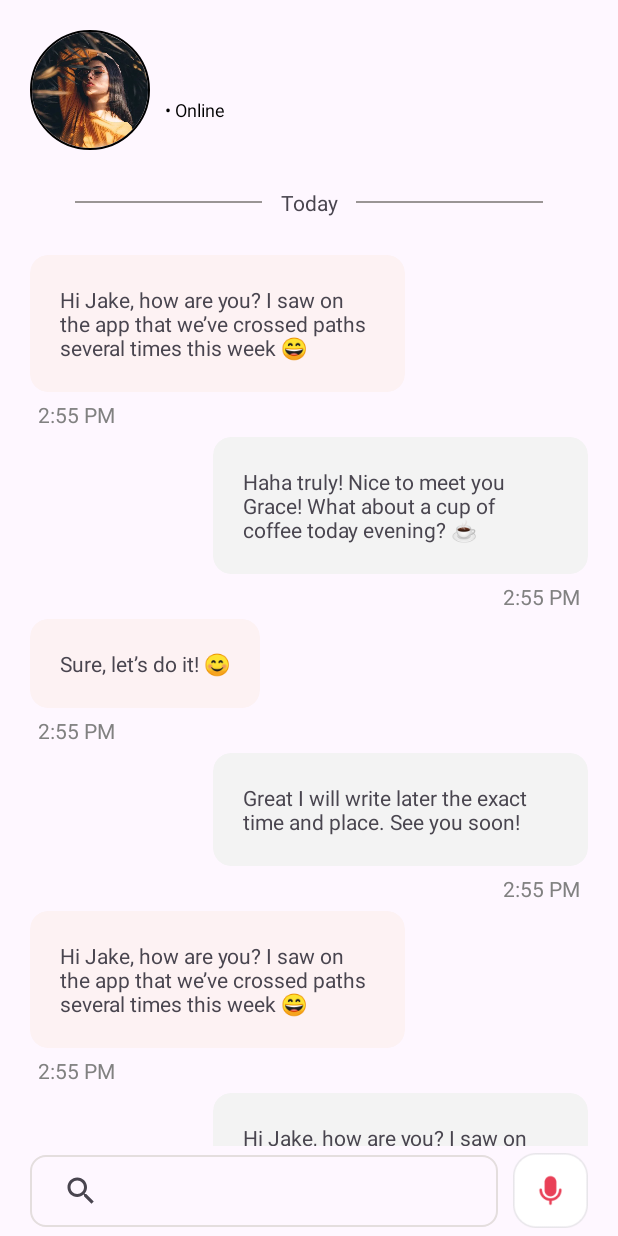
After one commit to Huzaifa-073/datingapp, an Android app: the ChatActivity screen opened directly, with no data from a screen before it, on a phone screen of 412 x 824 dp. The commit adds this screen. Run offline under Robolectric (Android 15) with nearby library versions, the phone set to English and light mode, and no system bars; our stand-ins replace CircleImageView.

Commit message:
user chats

```diff
--- a/app/build.gradle
+++ b/app/build.gradle
@@ -37,5 +37,6 @@ dependencies {
     androidTestImplementation 'androidx.test.ext:junit:1.1.5'
     androidTestImplementation 'androidx.test.espresso:espresso-core:3.5.1'
     implementation 'com.hbb20:ccp:2.5.3'
+    implementation 'de.hdodenhof:circleimageview:3.1.0'
 
 }
--- /dev/null
+++ b/app/src/main/java/com/example/dating/ChatActivity.java
@@ -0,0 +1,31 @@
+package com.example.dating;
+
+import androidx.appcompat.app.AppCompatActivity;
+
+import android.os.Bundle;
+import android.widget.ImageView;
+import android.widget.TextView;
+
+public class ChatActivity extends AppCompatActivity {
+
+    TextView textView;
+    ImageView imageView;
+    @Override
+    protected void onCreate(Bundle savedInstanceState) {
+        super.onCreate(savedInstanceState);
+        setContentView(R.layout.activity_chat);
+
+        textView=findViewById(R.id.profile_name);
+        imageView=findViewById(R.id.profile_image);
+
+        String name = getIntent().getStringExtra("NAME_KEY");
+        int imageResourceId = getIntent().getIntExtra("IMAGE_KEY", 0);
+        textView.setText(name);
+
+        if (imageResourceId != 0) {
+            imageView.setImageResource(imageResourceId);
+        }
+
+
+    }
+}
--- a/app/src/main/java/com/example/dating/MessageAdapter.java
+++ b/app/src/main/java/com/example/dating/MessageAdapter.java
@@ -5,6 +5,7 @@ import android.view.View;
 import android.view.ViewGroup;
 import android.widget.ImageView;
 import android.widget.TextView;
+
 import androidx.annotation.NonNull;
 import androidx.recyclerview.widget.RecyclerView;
 
@@ -31,6 +32,7 @@ public class MessageAdapter extends RecyclerView.Adapter<MessageAdapter.viewHold
         private TextView personName;
         private TextView personMessage;
         private TextView personTime;
+
         public viewHolder(@NonNull View itemView) {
             super(itemView);
             this.personImage = itemView.findViewById(R.id.image);
@@ -42,7 +44,7 @@ public class MessageAdapter extends RecyclerView.Adapter<MessageAdapter.viewHold
 
         @Override
         public void onClick(View view) {
-            if ( clickListener != null ) {
+            if (clickListener != null) {
                 clickListener.onClick(view, getAdapterPosition());
             }
         }
--- a/app/src/main/java/com/example/dating/Messages.java
+++ b/app/src/main/java/com/example/dating/Messages.java
@@ -1,5 +1,6 @@
 package com.example.dating;
 
+import android.content.Intent;
 import android.os.Bundle;
 
 import androidx.fragment.app.Fragment;
@@ -27,7 +28,7 @@ public class Messages extends Fragment implements MessageClickListener {
         searchView = view.findViewById(R.id.searchView);
 
         dataModels = new ArrayList<>();
-        dataModels.add(new MessagesModel(R.drawable.girl, "Olivia","Typing...", "22 min"));
+        dataModels.add(new MessagesModel(R.drawable.girl, "Olivia", "Typing...", "22 min"));
         dataModels.add(new MessagesModel(R.drawable.girl2, "Emma", "Hey, How are you?", "17 min"));
         dataModels.add(new MessagesModel(R.drawable.girl3, "Ava", "What's up?", "35 min"));
         dataModels.add(new MessagesModel(R.drawable.girl4, "Sophia", "You: How was your day?", "30 min"));
@@ -36,7 +37,7 @@ public class Messages extends Fragment implements MessageClickListener {
         dataModels.add(new MessagesModel(R.drawable.girl7, "Mia", "You: Hey!", "50 min"));
         dataModels.add(new MessagesModel(R.drawable.girl8, "Harper", "Good night!", "10 min"));
         dataModels.add(new MessagesModel(R.drawable.girl9, "Evelyn", "You: LOL, that's hilarious!", "5 min"));
-        dataModels.add(new MessagesModel(R.drawable.girl10,"Abigail", "Can you send me the details?", "40 min"));
+        dataModels.add(new MessagesModel(R.drawable.girl10, "Abigail", "Can you send me the details?", "40 min"));
 
         RecyclerView recyclerView = view.findViewById(R.id.recyclerView);
         MessageAdapter adapter = new MessageAdapter(dataModels);
@@ -53,7 +54,14 @@ public class Messages extends Fragment implements MessageClickListener {
 
     @Override
     public void onClick(View view, int pos) {
+
         String name = dataModels.get(pos).getPersonName();
-        Toast.makeText(getContext(), "You choose: " + name, Toast.LENGTH_SHORT).show();
+        int image = dataModels.get(pos).getPersonImage();
+
+        Intent intent = new Intent(getActivity(), ChatActivity.class);
+        intent.putExtra("NAME_KEY", name);
+        intent.putExtra("IMAGE_KEY", image);
+        startActivity(intent);
+
     }
 }
--- /dev/null
+++ b/app/src/main/res/drawable/search_bg.xml
@@ -0,0 +1,10 @@
+<?xml version="1.0" encoding="utf-8"?>
+<shape xmlns:android="http://schemas.android.com/apk/res/android">
+
+    <solid android:color="@android:color/transparent" />
+    <corners android:radius="10dp" />
+    <stroke
+        android:width="1dp"
+        android:color="#E4DEDE" />
+
+</shape>
--- /dev/null
+++ b/app/src/main/res/layout/activity_chat.xml
@@ -0,0 +1,308 @@
+<?xml version="1.0" encoding="utf-8"?>
+<RelativeLayout xmlns:android="http://schemas.android.com/apk/res/android"
+    xmlns:app="http://schemas.android.com/apk/res-auto"
+    xmlns:tools="http://schemas.android.com/tools"
+    android:layout_width="match_parent"
+    android:layout_height="match_parent"
+    tools:context=".ChatActivity">
+
+    <de.hdodenhof.circleimageview.CircleImageView
+        android:id="@+id/profile_image"
+        android:layout_width="80dp"
+        android:layout_height="80dp"
+        android:layout_marginStart="20dp"
+        android:layout_marginTop="20dp"
+        android:src="@drawable/girl"
+        app:civ_border_color="#FF000000"
+        app:civ_border_width="1dp" />
+
+
+    <TextView
+        android:id="@+id/profile_name"
+        android:layout_width="wrap_content"
+        android:layout_height="wrap_content"
+        android:layout_marginStart="10dp"
+        android:layout_marginTop="30dp"
+        android:layout_toEndOf="@+id/profile_image"
+        android:text="@string/grace"
+        android:textColor="@color/black"
+        android:textSize="25sp"
+        android:textStyle="bold" />
+
+    <TextView
+        android:id="@+id/profile_activity_status"
+        android:layout_width="wrap_content"
+        android:layout_height="wrap_content"
+        android:layout_below="@id/profile_name"
+        android:layout_marginStart="10dp"
+        android:layout_toEndOf="@+id/profile_image"
+        android:text="@string/online"
+        android:textColor="@color/black"
+        android:textSize="12sp" />
+
+
+    <LinearLayout
+        android:id="@+id/second_layout"
+        android:layout_width="match_parent"
+        android:layout_height="30dp"
+        android:layout_below="@id/profile_image"
+        android:layout_marginHorizontal="50dp"
+        android:layout_marginTop="20dp"
+        android:gravity="center_vertical"
+        android:orientation="horizontal"
+        android:weightSum="3">
+
+
+        <View
+            android:layout_width="match_parent"
+            android:layout_height="1dp"
+            android:layout_weight="1"
+            android:background="#9A9595" />
+
+        <TextView
+            android:layout_width="250dp"
+            android:layout_height="wrap_content"
+            android:layout_weight="1"
+            android:text="@string/today"
+            android:textAlignment="center" />
+
+        <View
+            android:layout_width="match_parent"
+            android:layout_height="1dp"
+            android:layout_weight="1"
+            android:background="#9A9595" />
+
+    </LinearLayout>
+
+    <ScrollView
+        android:layout_width="match_parent"
+        android:layout_height="match_parent"
+        android:layout_above="@id/chat_bottom_layout"
+        android:layout_below="@+id/second_layout"
+        android:layout_marginHorizontal="20dp"
+        android:layout_marginTop="20dp"
+        android:scrollbars="none">
+
+
+        <LinearLayout
+            android:layout_width="match_parent"
+            android:layout_height="match_parent"
+            android:orientation="vertical"
+            tools:ignore="ScrollViewSize">
+
+            <com.google.android.material.card.MaterialCardView
+                android:layout_width="250dp"
+                android:layout_height="wrap_content"
+                app:cardBackgroundColor="#fdf2f3"
+                app:strokeColor="@android:color/transparent">
+
+                <TextView
+                    android:layout_width="wrap_content"
+                    android:layout_height="wrap_content"
+                    android:layout_margin="20dp"
+                    android:fontFamily="sans-serif"
+                    android:text="@string/sample_chat_1" />
+
+
+            </com.google.android.material.card.MaterialCardView>
+
+            <TextView
+                android:layout_width="wrap_content"
+                android:layout_height="wrap_content"
+                android:layout_margin="5dp"
+                android:fontFamily="sans-serif"
+                android:text="@string/sample_text_time"
+                android:textColor="#818181"
+                tools:ignore="TextContrastCheck" />
+
+
+            <com.google.android.material.card.MaterialCardView
+                android:layout_width="250dp"
+                android:layout_height="wrap_content"
+                android:layout_gravity="end"
+                app:cardBackgroundColor="#f3f3f3"
+                app:strokeColor="@android:color/transparent">
+
+                <TextView
+                    android:layout_width="wrap_content"
+                    android:layout_height="wrap_content"
+                    android:layout_margin="20dp"
+                    android:fontFamily="sans-serif"
+                    android:text="@string/sample_chat2" />
+
+
+            </com.google.android.material.card.MaterialCardView>
+
+            <TextView
+                android:layout_width="wrap_content"
+                android:layout_height="wrap_content"
+                android:layout_gravity="end"
+                android:layout_margin="5dp"
+                android:fontFamily="sans-serif"
+                android:text="@string/sample_text_time"
+                android:textColor="#818181"
+                tools:ignore="TextContrastCheck" />
+
+
+            <com.google.android.material.card.MaterialCardView
+                android:layout_width="wrap_content"
+                android:layout_height="wrap_content"
+                app:cardBackgroundColor="#fdf2f3"
+                app:strokeColor="@android:color/transparent">
+
+                <TextView
+                    android:layout_width="wrap_content"
+                    android:layout_height="wrap_content"
+                    android:layout_margin="20dp"
+                    android:fontFamily="sans-serif"
+                    android:text="@string/sure_let_s_do_it"
+                    />
+
+
+            </com.google.android.material.card.MaterialCardView>
+
+            <TextView
+                android:layout_width="wrap_content"
+                android:layout_height="wrap_content"
+                android:layout_margin="5dp"
+                android:fontFamily="sans-serif"
+                android:text="@string/sample_text_time"
+                android:textColor="#818181"
+                tools:ignore="TextContrastCheck" />
+
+
+            <com.google.android.material.card.MaterialCardView
+                android:layout_width="250dp"
+                android:layout_height="wrap_content"
+                android:layout_gravity="end"
+                app:cardBackgroundColor="#f3f3f3"
+                app:strokeColor="@android:color/transparent">
+
+                <TextView
+                    android:layout_width="wrap_content"
+                    android:layout_height="wrap_content"
+                    android:layout_margin="20dp"
+                    android:fontFamily="sans-serif"
+                    android:text="@string/sample_chat_4"
+                    />
+
+
+            </com.google.android.material.card.MaterialCardView>
+
+            <TextView
+                android:layout_width="wrap_content"
+                android:layout_height="wrap_content"
+                android:layout_gravity="end"
+                android:layout_margin="5dp"
+                android:fontFamily="sans-serif"
+                android:text="@string/sample_text_time"
+                android:textColor="#818181"
+                tools:ignore="TextContrastCheck" />
+
+
+            <com.google.android.material.card.MaterialCardView
+                android:layout_width="250dp"
+                android:layout_height="wrap_content"
+                app:cardBackgroundColor="#fdf2f3"
+                app:strokeColor="@android:color/transparent">
+
+                <TextView
+                    android:layout_width="wrap_content"
+                    android:layout_height="wrap_content"
+                    android:layout_margin="20dp"
+                    android:fontFamily="sans-serif"
+                    android:text="@string/sample_chat_1"
+                    />
+
+
+            </com.google.android.material.card.MaterialCardView>
+
+            <TextView
+                android:layout_width="wrap_content"
+                android:layout_height="wrap_content"
+                android:layout_margin="5dp"
+                android:fontFamily="sans-serif"
+                android:text="@string/sample_text_time"
+                android:textColor="#818181"
+                tools:ignore="TextContrastCheck" />
+
+
+            <com.google.android.material.card.MaterialCardView
+                android:layout_width="250dp"
+                android:layout_height="wrap_content"
+                android:layout_gravity="end"
+                app:cardBackgroundColor="#f3f3f3"
+                app:strokeColor="@android:color/transparent">
+
+                <TextView
+                    android:layout_width="220dp"
+                    android:layout_height="72dp"
+                    android:layout_margin="20dp"
+                    android:fontFamily="sans-serif"
+                    android:text="@string/sample_chat_1"
+                    tools:ignore="TextSizeCheck" />
+
+
+            </com.google.android.material.card.MaterialCardView>
+
+            <TextView
+                android:layout_width="wrap_content"
+                android:layout_height="wrap_content"
+                android:layout_gravity="end"
+                android:layout_margin="5dp"
+                android:fontFamily="sans-serif"
+                android:text="@string/sample_text_time"
+                android:textColor="#818181" />
+
+
+        </LinearLayout>
+
+
+    </ScrollView>
+
+
+    <RelativeLayout
+        android:id="@+id/chat_bottom_layout"
+        android:layout_width="match_parent"
+        android:layout_height="60dp"
+        android:layout_alignParentBottom="true"
+        android:layout_marginHorizontal="20dp"
+        android:gravity="center_vertical"
+        android:orientation="horizontal"
+        android:weightSum="6">
+
+
+        <LinearLayout
+            android:id="@+id/search_layout"
+            android:layout_width="match_parent"
+            android:layout_height="wrap_content"
+            android:layout_centerVertical="true"
+            android:layout_marginEnd="10dp"
+            android:layout_toStartOf="@id/mic_icon"
+            android:background="@drawable/search_bg">
+
+            <androidx.appcompat.widget.SearchView
+                android:layout_width="wrap_content"
+                android:layout_height="wrap_content"
+                android:layout_gravity="center_vertical"
+                android:layout_marginStart="10dp"
+                android:gravity="center_vertical"
+                app:queryHint="Your Message" />
+
+
+        </LinearLayout>
+
+        <ImageView
+            android:id="@+id/mic_icon"
+            android:layout_width="50dp"
+            android:layout_height="50dp"
+            android:layout_alignParentEnd="true"
+            android:layout_centerVertical="true"
+            android:src="@drawable/mic_icon"
+            app:layout_constraintStart_toStartOf="parent"
+            app:layout_constraintTop_toTopOf="parent"
+            tools:ignore="ContentDescription" />
+    </RelativeLayout>
+
+
+</RelativeLayout>
--- a/app/src/main/res/values/strings.xml
+++ b/app/src/main/res/values/strings.xml
@@ -2,4 +2,12 @@
     <string name="app_name">Dating</string>
     <!-- TODO: Remove or change this placeholder text -->
     <string name="hello_blank_fragment">Hello blank fragment</string>
+    <string name="sample_chat_1">Hi Jake, how are you? I saw on the app that we’ve crossed paths several times this week 😄</string>
+    <string name="sample_text_time">2:55 PM</string>
+    <string name="sample_chat2">Haha truly! Nice to meet you Grace! What about a cup of coffee today evening? ☕️</string>
+    <string name="sample_chat_4">Great I will write later the exact time and place. See you soon!</string>
+    <string name="online">• Online</string>
+    <string name="sure_let_s_do_it">Sure, let’s do it! 😊</string>
+    <string name="today">Today</string>
+    <string name="grace">Grace</string>
 </resources>
```
Also changed, not shown: app/src/main/AndroidManifest.xml (+4 -3 lines), app/src/main/res/drawable/mic_icon.png (added).
